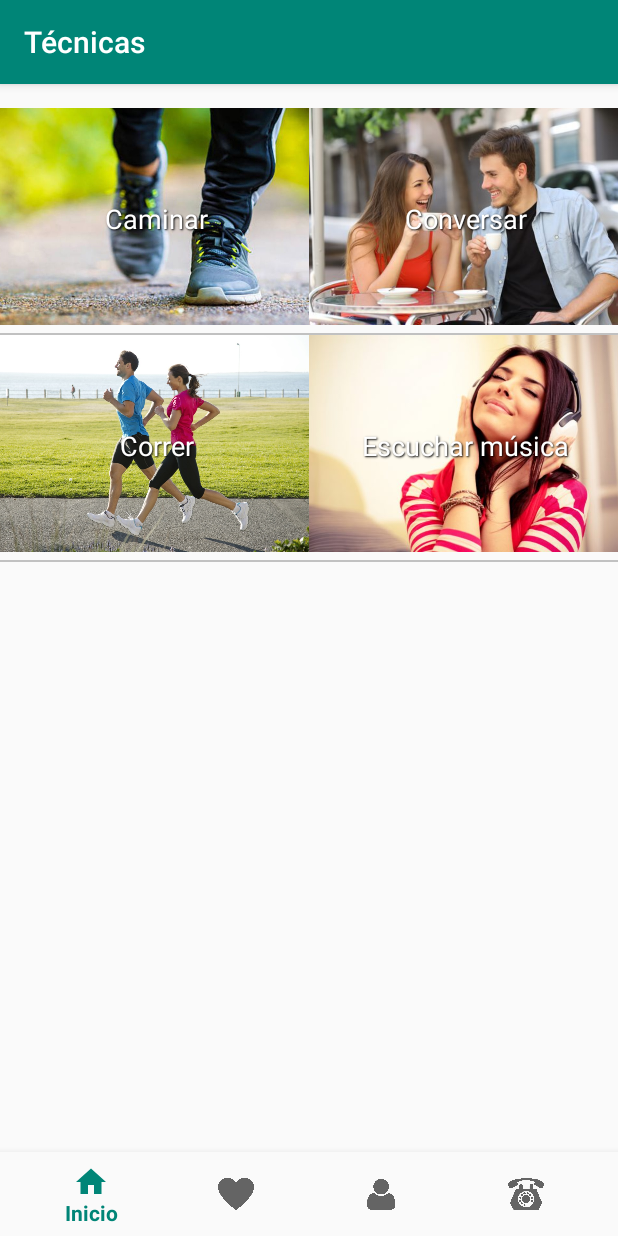
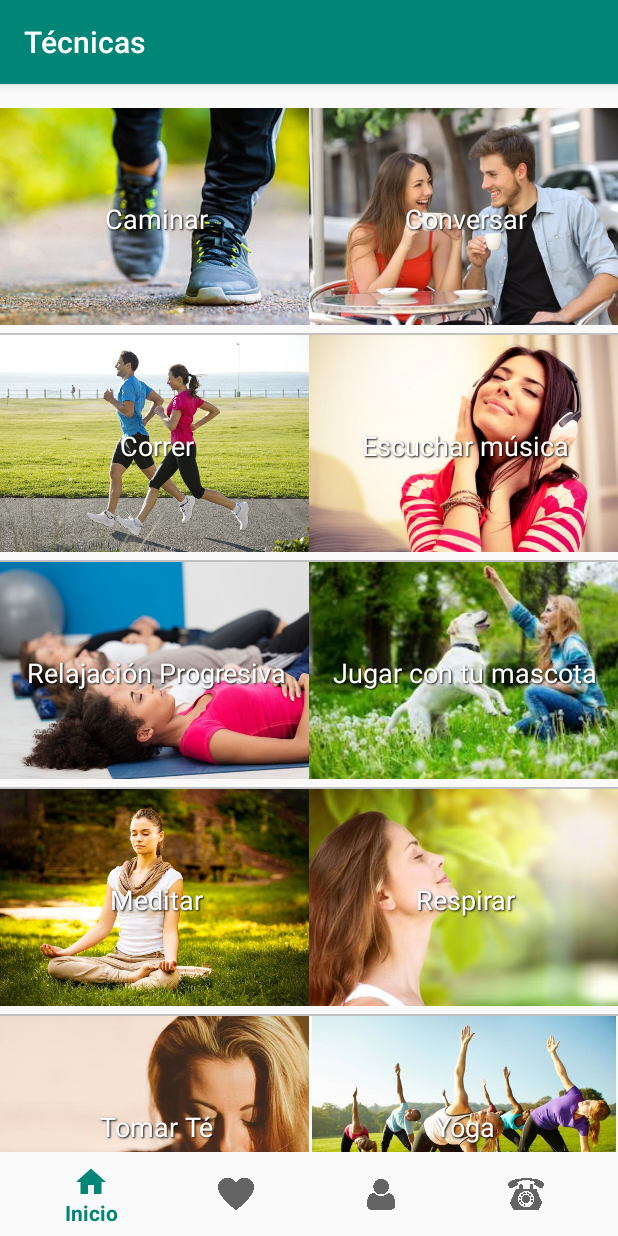
Before and after one commit to ajemmott/Relax, an Android app: the Fragmento_inicio screen opened directly, with no data from a screen before it, on a phone screen of 412 x 824 dp. Run offline under Robolectric (Android 15) with nearby library versions, the phone set to English and light mode, and no system bars; our stand-ins replace Firebase (no records; nobody signed in at launch, a user with empty details on screens opened directly).

```diff
--- a/app/src/main/java/com/example/jmbwb/relax/Fragmento_inicio.java
+++ b/app/src/main/java/com/example/jmbwb/relax/Fragmento_inicio.java
@@ -63,7 +63,7 @@ public class Fragmento_inicio extends Fragment {
                             && xrp.getName().equalsIgnoreCase("tecnica")) {
 
                         //...almacena los atributos xml en variables...
-                        int id = xrp.getAttributeIntValue(null, "order", 0);
+                        int id = Integer.parseInt(xrp.getAttributeValue(null,"id"));
                         String titulo = xrp.getAttributeValue(null, "titulo");
                         String url_video = xrp.getAttributeValue(null, "url_video");
                         String descripcion = xrp.getAttributeValue(null, "descripcion");
@@ -101,9 +101,9 @@ public class Fragmento_inicio extends Fragment {
                 try {
                     if (!db.validarTecnica(tecnica.getid_tecnica())) {
                         db.almacenarTecnicas(tecnica);
-                        Toast.makeText(getContext(), "Almacenando tecnica..." + tecnica.getTitulo().toString(), Toast.LENGTH_SHORT).show();
+                       // Toast.makeText(getContext(), "Almacenando tecnica..." + tecnica.getTitulo().toString(), Toast.LENGTH_SHORT).show();
                     } else {
-                        Toast.makeText(getContext(), tecnica.getTitulo() + "ya fue almacenada...", Toast.LENGTH_SHORT).show();
+                        //Toast.makeText(getContext(), tecnica.getTitulo() + " ya fue almacenada...", Toast.LENGTH_SHORT).show();
                     }
                 } catch (Exception e) {
                     Toast.makeText(getContext(), "Ha ocurrido un error", Toast.LENGTH_SHORT).show();
--- a/app/src/main/res/layout/fragmento_favorito.xml
+++ b/app/src/main/res/layout/fragmento_favorito.xml
@@ -10,8 +10,7 @@
         android:layout_width="368dp"
         android:layout_height="496dp"
         tools:ignore="MissingConstraints"
-        tools:layout_editor_absoluteX="8dp"
-        tools:layout_editor_absoluteY="0dp" />
+        tools:layout_editor_absoluteX="8dp" />
 
     <TextView
         android:id="@+id/tv_vacio"
--- a/app/src/main/res/xml/tecnicas.xml
+++ b/app/src/main/res/xml/tecnicas.xml
@@ -24,5 +24,51 @@
         descripcion="La música es una herramienta muy poderosa ya que tiene el poder de transmitir emociones, y está comprobado que la música que escuchamos afecta al ser humano de  diferentes formas y llega a modificar el estado de ánimo. "
         nombre_imagen="t_escucharmusica"/>
 
+    <tecnica id="4"
+        titulo="Relajación Progresiva"
+        url_video="eu-2iWv_fCM"
+        descripcion="Consiste en ir relajando los grupos musculares del cuerpo de manera progresiva, como si se tratase del recorrido de un pequeño tren imaginario. Es un ejercicio muy útil para reducir la ansiedad relacionada con procesos físicos como el deporte o el seguimiento de horarios estrictos. Sin embargo, hacerlo te llevará más rato que el resto, por lo que deberías de asegurarte que dispones de un tiempo en el que nadie te va a molestar."
+        nombre_imagen="t_jacobson"/>
+
+    <tecnica id="5"
+        titulo="Jugar con tu mascota"
+        url_video="zkJGccBiCkg"
+        descripcion="El efecto calmante de una mascota también protege contra la soledad, depresión y ansiedad. Los psicoterapeutas reportan que muchos pacientes tensos y ansiosos se calman y relajan cuando se lleva un animal a la habitación en la que se encuentran."
+        nombre_imagen="t_jugarmascota"/>
+
+    <tecnica id="6"
+        titulo="Meditar"
+        url_video="a9fBwDihz5c"
+        descripcion="Para esta técnica de relajación necesitarás sentarte en una silla cómoda y empezar a seguir los pasos descritos en el ejercicio de respiración con el diafragma. "
+        nombre_imagen="t_meditar"/>
+
+    <tecnica id="7"
+        titulo="Respirar"
+        url_video="Df5cnoSVz-U"
+        descripcion="La respiración profunda ayuda a activar el sistema nervioso parasimpático, induciendo a la relajación. La técnica de respiración denominada 4, 7, 8 del Dr. Weil funciona como un tranquilizante natural para el sistema nervioso."
+        nombre_imagen="t_respirar"/>
+
+    <tecnica id="8"
+        titulo="Tomar Té"
+        url_video="EnSash8H_Ac"
+        descripcion="Existen algunas infusiones que nos ayudan a aliviar tensiones y nos pueden resultar de utilidad en estas situaciones."
+        nombre_imagen="t_tomarte"/>
+
+    <tecnica id="9"
+        titulo="Yoga"
+        url_video="1J8CRcoFekE"
+        descripcion="El yoga ha demostrado ser particularmente beneficioso si se sufre de dolor de espalda, y también puede ser de gran beneficio para la salud mental."
+        nombre_imagen="t_yoga"/>
+
+    <!-- ("Conversar", "FhMA9FKFwjc", "", R.drawable.t_conversar));
+                //   datosTecnicas.add(new DatosTecnicas("Correr", "zq0ua8CPMeo", "Al correr nuestro organismo continua experimentando beneficios una vez en reposo: se generan endorfinas que son opiáceos endógenos que provocan sensaciones placenteras y de bienestar, minimizando estados de ansiedad y aumentando la relajación.", R.drawable.t_correr));
+                //   datosTecnicas.add(new DatosTecnicas("Escuchar música", "4FvuEaByqLE", "La música es una herramienta muy poderosa ya que tiene el poder de transmitir emociones, y está comprobado que la música que escuchamos afecta al ser humano de  diferentes formas y llega a modificar el estado de ánimo. ", R.drawable.t_escucharmusica));
+                //   datosTecnicas.add(new DatosTecnicas("Relajación Progresiva", "eu-2iWv_fCM", "Consiste en ir relajando los grupos musculares del cuerpo de manera progresiva, como si se tratase del recorrido de un pequeño tren imaginario. Es un ejercicio muy útil para reducir la ansiedad relacionada con procesos físicos como el deporte o el seguimiento de horarios estrictos. Sin embargo, hacerlo te llevará más rato que el resto, por lo que deberías de asegurarte que dispones de un tiempo en el que nadie te va a molestar.", R.drawable.t_jacobson));
+                //   datosTecnicas.add(new DatosTecnicas("Jugar con tu mascota", "zkJGccBiCkg", "El efecto calmante de una mascota también protege contra la soledad, depresión y ansiedad. Los psicoterapeutas reportan que muchos pacientes tensos y ansiosos se calman y relajan cuando se lleva un animal a la habitación en la que se encuentran.", R.drawable.t_jugarmascota));
+                //   datosTecnicas.add(new DatosTecnicas("Meditar", "a9fBwDihz5c", "Para esta técnica de relajación necesitarás sentarte en una silla cómoda y empezar a seguir los pasos descritos en el ejercicio de respiración con el diafragma. ", R.drawable.t_meditar));
+                //   datosTecnicas.add(new DatosTecnicas("Respirar", "Df5cnoSVz-U", "La respiración profunda ayuda a activar el sistema nervioso parasimpático, induciendo a la relajación. La técnica de respiración denominada 4, 7, 8 del Dr. Weil funciona como un tranquilizante natural para el sistema nervioso.", R.drawable.t_respirar));
+                //   datosTecnicas.add(new DatosTecnicas("Tomar Té", "EnSash8H_Ac", "Existen algunas infusiones que nos ayudan a aliviar tensiones y nos pueden resultar de utilidad en estas situaciones.", R.drawable.t_tomarte));
+                //   datosTecnicas.add(new DatosTecnicas("Yoga", "1J8CRcoFekE", "El yoga ha demostrado ser particularmente beneficioso si se sufre de dolor de espalda, y también puede ser de gran beneficio para la salud mental.", R.drawable.t_yoga));
+                //    DatosTecnicas.setFlag(true);-->
 
 </PreferenceScreen>
```
Also changed, not shown: app/src/main/java/com/example/jmbwb/relax/DatabaseHelper.java (+109 -5 lines), app/src/main/java/com/example/jmbwb/relax/Fragmento_favorito.java (+8 -4 lines), app/src/main/java/com/example/jmbwb/relax/Fragmento_perfil.java (+26 -1 lines), app/src/main/res/layout/fragmento_perfil.xml (+17 -1 lines).
